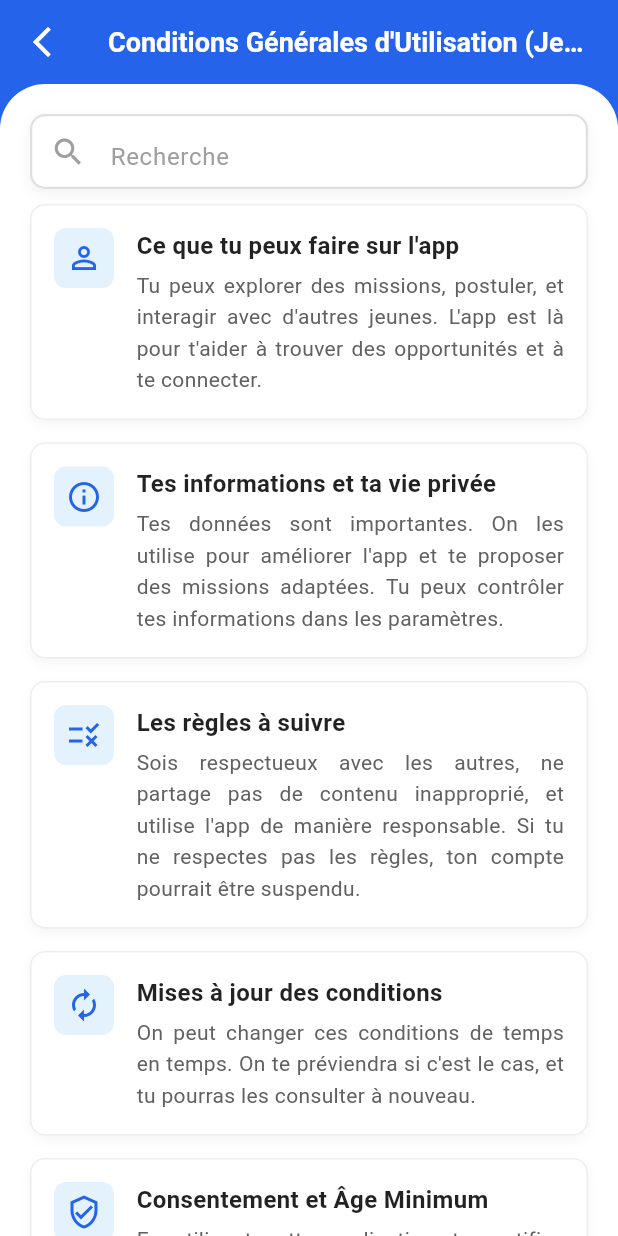
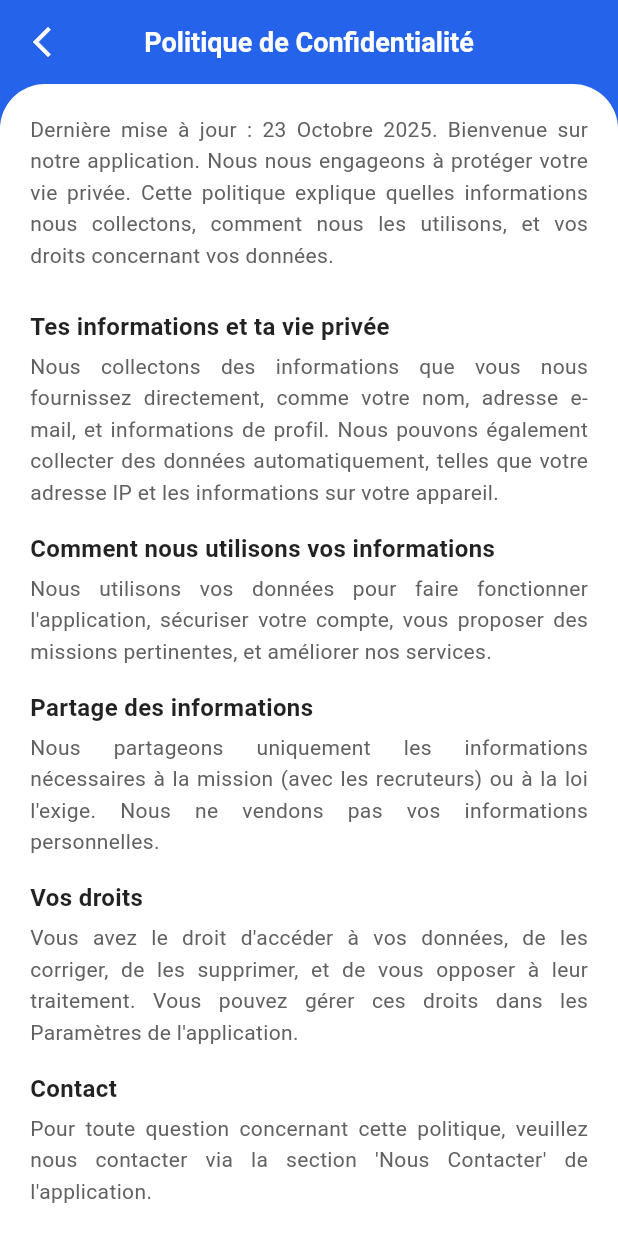
Before and after one commit to Tji-Teliman/tji_teliman_mobile, a Flutter app: the screen it shows after launch, on a phone screen of 412 x 824 dp. Run offline on Flutter 3.47's test engine with Material 3 defaults, Android fonts, the phone set to English and light mode, and no system bars; our stand-ins replace google_fonts, google_maps_flutter.

Commit message:
feat: ajout de la page politique_et_confidenlite

```diff
--- a/lib/main.dart
+++ b/lib/main.dart
@@ -11,6 +11,7 @@ import 'package:tji_teliman_mobile/screens/screens_jeunes/historique_litige.dart
 import 'package:tji_teliman_mobile/screens/screens_jeunes/historique_paiement.dart';
 import 'package:tji_teliman_mobile/screens/screens_jeunes/liste_litige.dart';
 import 'package:tji_teliman_mobile/screens/screens_jeunes/noter_recruteur.dart';
+import 'package:tji_teliman_mobile/screens/screens_jeunes/politique_et_confidenlite.dart';
 import 'package:tji_teliman_mobile/screens/screens_jeunes/postuler_et_candidature.dart';
 import 'package:tji_teliman_mobile/screens/screens_jeunes/signaler_mission.dart';
 import 'package:tji_teliman_mobile/screens/screens_jeunes/signaler_screen.dart';
@@ -44,7 +45,7 @@ class MyApp extends StatelessWidget {
         useMaterial3: true,
       ),
       // L'écran de démarrage est défini ici
-      home: const ConditionsGenerales(),
+      home: const PolitiqueEtConfidenlite(),
       debugShowCheckedModeBanner: false,
     );
   }
--- /dev/null
+++ b/lib/screens/screens_jeunes/politique_et_confidenlite.dart
@@ -0,0 +1,165 @@
+import 'package:flutter/material.dart';
+
+
+class PolitiqueEtConfidenlite extends StatelessWidget {
+  const PolitiqueEtConfidenlite({super.key});
+
+  @override
+  Widget build(BuildContext context) {
+    return MaterialApp(
+      title: 'Politique de Confidentialité',
+      theme: ThemeData(
+        primarySwatch: Colors.blue,
+        useMaterial3: true,
+      ),
+      home: const PrivacyPolicyScreen(),
+      debugShowCheckedModeBanner: false,
+    );
+  }
+}
+
+// Définition des couleurs personnalisées
+const Color customBlue = Color(0xFF2563EB); // Bleu foncé de la barre d'App
+const Color customLightBlue = Color(0xFFE3F2FD); // Couleur de fond pour les icônes
+
+// Modèle pour les sections de la Politique de Confidentialité
+class PolicySection {
+  final String title;
+  final String description;
+
+  const PolicySection({required this.title, required this.description});
+}
+
+class PrivacyPolicyScreen extends StatelessWidget {
+  const PrivacyPolicyScreen({super.key});
+
+  // Données spécifiques à la Politique de Confidentialité
+  final String lastUpdated = "23 Octobre 2025";
+
+  final List<PolicySection> policyItems = const [
+    PolicySection(
+      title: "Tes informations et ta vie privée",
+      description: "Nous collectons des informations que vous nous fournissez directement, comme votre nom, adresse e-mail, et informations de profil. Nous pouvons également collecter des données automatiquement, telles que votre adresse IP et les informations sur votre appareil.",
+    ),
+    PolicySection(
+      title: "Comment nous utilisons vos informations",
+      description: "Nous utilisons vos données pour faire fonctionner l'application, sécuriser votre compte, vous proposer des missions pertinentes, et améliorer nos services.",
+    ),
+    PolicySection(
+      title: "Partage des informations",
+      description: "Nous partageons uniquement les informations nécessaires à la mission (avec les recruteurs) ou à la loi l'exige. Nous ne vendons pas vos informations personnelles.",
+    ),
+    PolicySection(
+      title: "Vos droits",
+      description: "Vous avez le droit d'accéder à vos données, de les corriger, de les supprimer, et de vous opposer à leur traitement. Vous pouvez gérer ces droits dans les Paramètres de l'application.",
+    ),
+    PolicySection(
+      title: "Contact",
+      description: "Pour toute question concernant cette politique, veuillez nous contacter via la section 'Nous Contacter' de l'application.",
+    ),
+  ];
+
+  @override
+  Widget build(BuildContext context) {
+    return Scaffold(
+      backgroundColor: customBlue,
+      appBar: AppBar(
+        backgroundColor: customBlue,
+        elevation: 0,
+        leading: IconButton(
+          icon: const Icon(Icons.arrow_back_ios_new, color: Colors.white),
+          onPressed: () {
+            // Logique de retour
+          },
+        ),
+        title: const Text(
+          'Politique de Confidentialité',
+          style: TextStyle(color: Colors.white, fontWeight: FontWeight.w600, fontSize: 18),
+        ),
+        centerTitle: true,
+      ),
+
+      body: Column(
+        children: <Widget>[
+          Expanded(
+            child: Container(
+              width: double.infinity,
+              decoration: const BoxDecoration(
+                color: Colors.white,
+                borderRadius: BorderRadius.vertical(top: Radius.circular(30.0)),
+              ),
+              child: SingleChildScrollView(
+                padding: const EdgeInsets.all(20.0),
+                child: Column(
+                  crossAxisAlignment: CrossAxisAlignment.start,
+                  children: <Widget>[
+                    // --- Date de dernière mise à jour ---
+                    Text(
+                      'Dernière mise à jour : $lastUpdated. Bienvenue sur notre application. Nous nous engageons à protéger votre vie privée. Cette politique explique quelles informations nous collectons, comment nous les utilisons, et vos droits concernant vos données.',
+                      style: TextStyle(
+                        fontSize: 14,
+                        color: Colors.grey.shade700,
+                        height: 1.5,
+                      ),
+                      textAlign: TextAlign.justify,
+                    ),
+                    const SizedBox(height: 25),
+
+                    // --- Liste des sections de la Politique ---
+                    Column(
+                      children: policyItems.map((item) {
+                        return PolicyCard(policySection: item);
+                      }).toList(),
+                    ),
+
+                    const SizedBox(height: 30), // Espace en bas de la page
+                  ],
+                ),
+              ),
+            ),
+          ),
+        ],
+      ),
+    );
+  }
+}
+
+// Widget pour afficher chaque section de la Politique
+class PolicyCard extends StatelessWidget {
+  final PolicySection policySection;
+
+  const PolicyCard({super.key, required this.policySection});
+
+  @override
+  Widget build(BuildContext context) {
+    return Container(
+      margin: const EdgeInsets.only(bottom: 15),
+      child: Column(
+        crossAxisAlignment: CrossAxisAlignment.start,
+        children: [
+          // Titre (Question)
+          Text(
+            policySection.title,
+            style: const TextStyle(
+              fontWeight: FontWeight.bold,
+              fontSize: 16,
+              color: Colors.black87,
+            ),
+          ),
+          const SizedBox(height: 5),
+
+          // Contenu (Réponse)
+          Text(
+            policySection.description,
+            style: TextStyle(
+              fontSize: 14,
+              color: Colors.grey.shade700,
+              height: 1.5,
+            ),
+            textAlign: TextAlign.justify,
+          ),
+        ],
+      ),
+    );
+  }
+}
```
